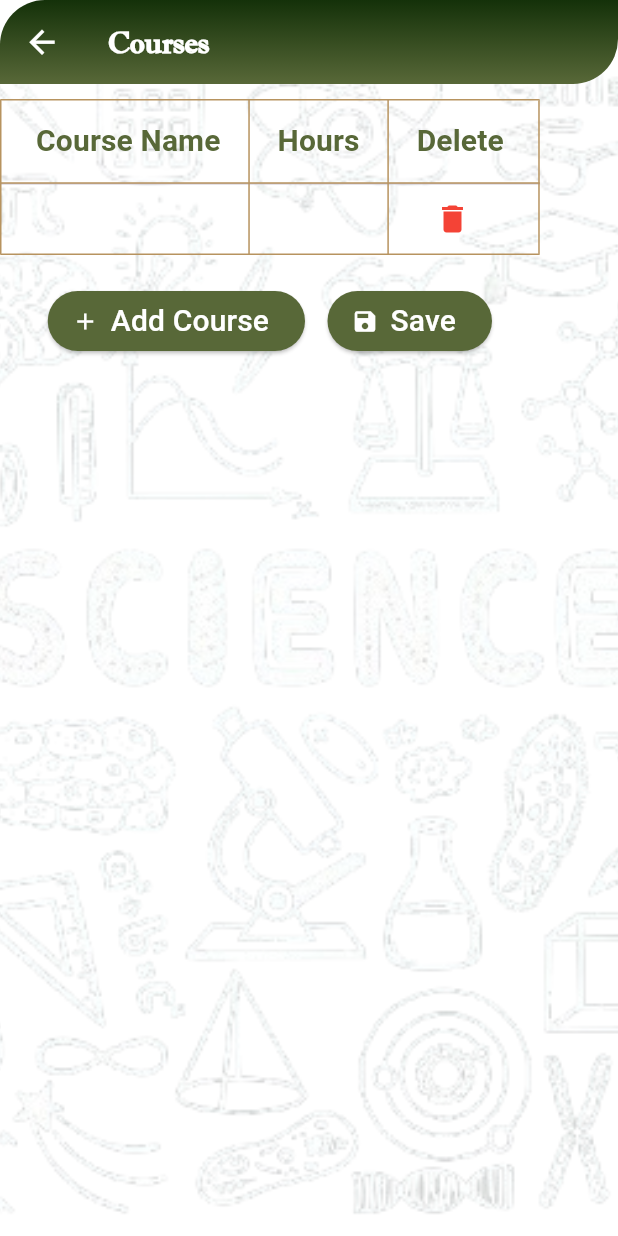
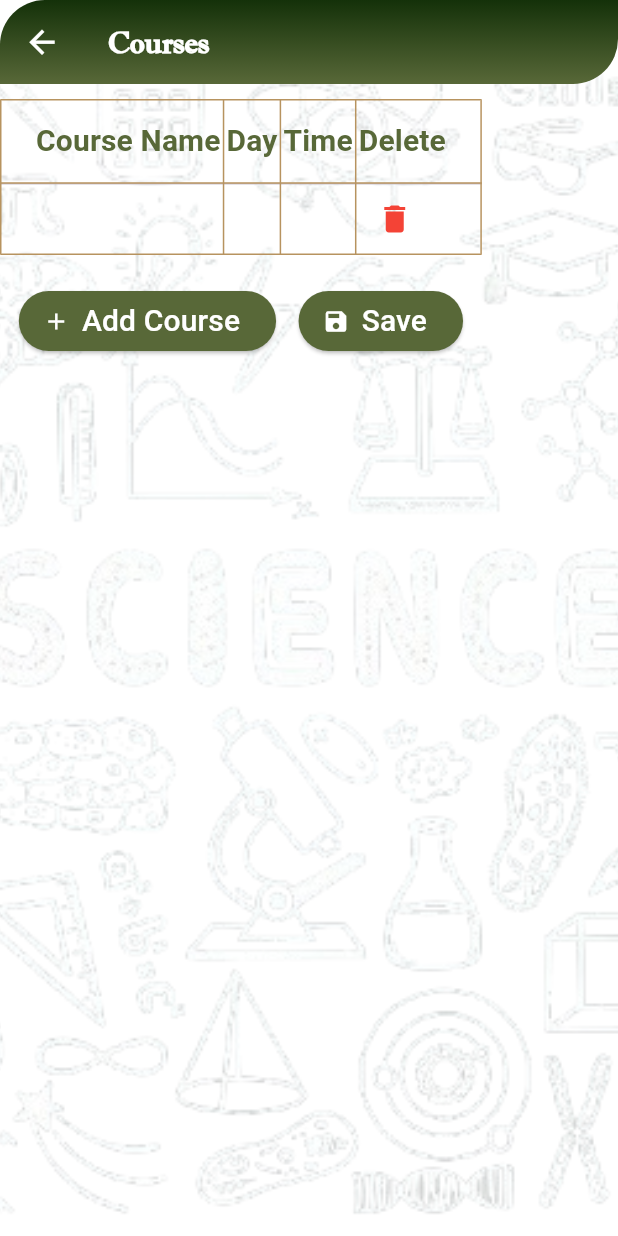
Before and after one commit to Mahaismailelsayed/Students-Service, a Flutter app: the CoursesScreen screen opened directly, on a phone screen of 412 x 824 dp. Run offline on Flutter 3.47's test engine with Material 3 defaults, Android fonts, the phone set to English and light mode, and no system bars; our stand-ins replace bloc, connectivity_plus, flutter_bloc, flutter_local_notifications, flutter_screenutil, shared_preferences and 1 more; missing offline and left inert: splashify; accounts and stored records are empty.

Commit message:
Edit in Courses Screen.

```diff
--- a/lib/Home/drawer/courses_screen.dart
+++ b/lib/Home/drawer/courses_screen.dart
@@ -6,6 +6,8 @@ import '../../widgets/custom_gradient_appbar.dart';
 import '../home_screen.dart';
 
 class CoursesScreen extends StatefulWidget {
+  static const String RouteName = 'courses_entry';
+
   const CoursesScreen({super.key});
 
   @override
@@ -112,8 +114,15 @@ class _CoursesScreenState extends State<CoursesScreen> {
       print("📚 ${course['name']} - ${course['code']} - ${course['hours']}");
     }
     _saveCourses();
-    ScaffoldMessenger.of(context).showSnackBar(
-      const SnackBar(content: Text('تم حفظ الكورسات')),
+    showDialog(
+      context: context,
+      builder: (context) => AlertDialog(
+        title: Text("Success",style: TextStyle(color: AppColors.lightGreenColor,fontWeight:FontWeight.w700 ,fontSize:20)),
+        content: const Text('Courses Are Saved',style: TextStyle(color: AppColors.lightGreenColor,fontWeight:FontWeight.w400 ,fontSize:18)),
+        shape: RoundedRectangleBorder(
+          borderRadius: BorderRadius.circular(20),
+        ),
+      ),
     );
   }
   Widget styledText(String text) {
@@ -137,12 +146,13 @@ class _CoursesScreenState extends State<CoursesScreen> {
         inside: BorderSide(width: 1, color: AppColors.goldColor),
         outside: BorderSide(width: 1, color: AppColors.goldColor),
       ),
-      columnSpacing: 38,
+      columnSpacing: 4,
       columns: const [
         DataColumn(label: Align(
             alignment: Alignment.centerLeft,
             child: Text('Course Name',style: TextStyle(color: AppColors.lightGreenColor,fontWeight:FontWeight.w700 ,fontSize:20)))),
-        DataColumn(label: Text('Hours',style: TextStyle(color: AppColors.lightGreenColor,fontWeight:FontWeight.w700 ,fontSize:20))),
+        DataColumn(label: Text('Day',style: TextStyle(color: AppColors.lightGreenColor,fontWeight:FontWeight.w700 ,fontSize:20))),
+        DataColumn(label: Text('Time',style: TextStyle(color: AppColors.lightGreenColor,fontWeight:FontWeight.w700 ,fontSize:20))),
         DataColumn(label: Text('Delete',style: TextStyle(color: AppColors.lightGreenColor,fontWeight:FontWeight.w700 ,fontSize:20))),
       ],
       rows: List.generate(courses.length, (index) {
@@ -170,6 +180,21 @@ class _CoursesScreenState extends State<CoursesScreen> {
             ),
           ),),
           DataCell(TextFormField(
+            maxLines: null, // السماح بأسطر متعددة
+            cursorColor: AppColors.goldColor,
+            style: const TextStyle(
+              fontSize: 20,
+              color: AppColors.lightGreenColor,
+            ),
+            controller: controllers[index][1],
+            decoration: const InputDecoration(border: InputBorder.none),
+            keyboardType: TextInputType.number,
+            onChanged: (val) {
+              courses[index]['day'] = val;
+              _saveCourses(); // حفظ تلقائي عند التغيير
+            },
+          )),
+          DataCell(TextFormField(
             cursorColor: AppColors.goldColor,
             style: const TextStyle(
               fontSize: 20,
@@ -179,10 +204,11 @@ class _CoursesScreenState extends State<CoursesScreen> {
             decoration: const InputDecoration(border: InputBorder.none),
             keyboardType: TextInputType.number,
             onChanged: (val) {
-              courses[index]['hours'] = val;
+              courses[index]['time'] = val;
               _saveCourses(); // حفظ تلقائي عند التغيير
             },
           )),
+
           DataCell(IconButton(
             icon: const Icon(Icons.delete, color: Colors.red),
             onPressed: () => _deleteRow(index),
--- a/lib/main.dart
+++ b/lib/main.dart
@@ -1,4 +1,5 @@
 import 'package:flutter/material.dart';
+import 'package:gradproject/Home/drawer/courses_screen.dart';
 import 'package:gradproject/Home/home_screen.dart';
 import 'package:gradproject/auth/change_passsword.dart';
 import 'package:gradproject/auth/forget_password/forget_password_screen.dart';
@@ -37,6 +38,7 @@ class MyApp extends StatelessWidget {
         HomeScreen.RouteName:(context)=>HomeScreen(),
         GpaScreen.RouteName : (context)=>GpaScreen(),
         ChangePasssword.RouteName:(context)=>SplashScreen(),
+        CoursesScreen.RouteName:(context)=>CoursesScreen(),
 
       },// This trailing comma makes auto-formatting nicer for build methods.
     );
```
